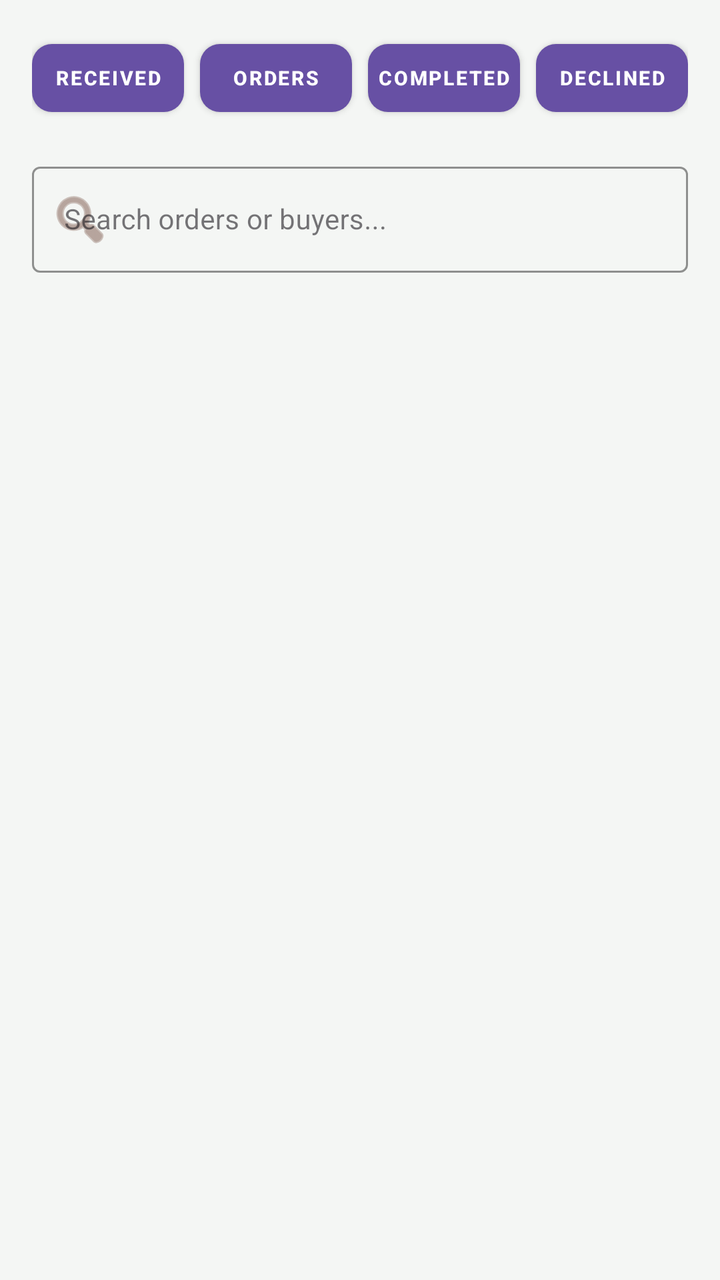
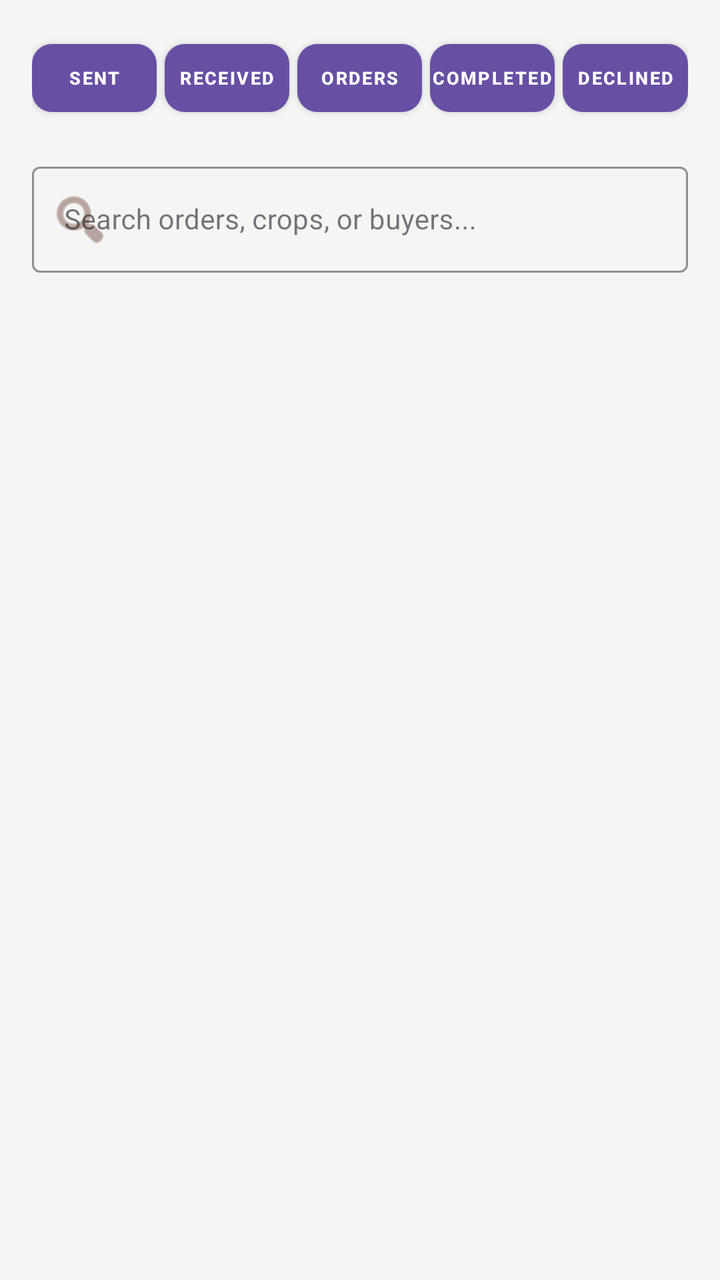

Before-and-after screenshots of an Android layout around one commit, followed by the original layout XML and the change that was made.
<!-- AndroidManifest.xml: application theme Theme.AGROFASTASOLUTIONS -->
<!-- res/layout/activity_show_order.xml -->
<?xml version="1.0" encoding="utf-8"?>
<RelativeLayout xmlns:android="http://schemas.android.com/apk/res/android"
    xmlns:app="http://schemas.android.com/apk/res-auto"
    xmlns:tools="http://schemas.android.com/tools"
    android:id="@+id/main"
    android:layout_width="match_parent"
    android:layout_height="match_parent"
    android:background="#F4F6F4"
    android:padding="16dp"
    tools:context=".Show_order">

    
    <LinearLayout
        android:id="@+id/tabHeaderLayout"
        android:layout_width="match_parent"
        android:layout_height="wrap_content"
        android:layout_alignParentTop="true"
        android:orientation="horizontal"
        android:weightSum="4">

        <com.google.android.material.button.MaterialButton
            android:id="@+id/btnReceivingOffers"
            style="@style/Widget.MaterialComponents.Button"
            android:layout_width="0dp"
            android:layout_height="46dp"
            android:layout_marginEnd="4dp"
            android:layout_weight="1"
            android:paddingHorizontal="0dp"
            android:text="Received"
            android:textColor="#FFFFFF"
            android:textSize="10sp"
            android:textStyle="bold"
            app:cornerRadius="10dp" />

        <com.google.android.material.button.MaterialButton
            android:id="@+id/btnPendingOrders"
            style="@style/Widget.MaterialComponents.Button"
            android:layout_width="0dp"
            android:layout_height="46dp"
            android:layout_marginStart="4dp"
            android:layout_marginEnd="4dp"
            android:layout_weight="1"
            android:paddingHorizontal="0dp"
            android:text="Orders"
            android:textColor="#FFFFFF"
            android:textSize="10sp"
            android:textStyle="bold"
            app:cornerRadius="10dp" />

        <com.google.android.material.button.MaterialButton
            android:id="@+id/btnCompletedOrders"
            style="@style/Widget.MaterialComponents.Button"
            android:layout_width="0dp"
            android:layout_height="46dp"
            android:layout_marginStart="4dp"
            android:layout_marginEnd="4dp"
            android:layout_weight="1"
            android:paddingHorizontal="0dp"
            android:text="Completed"
            android:textColor="#FFFFFF"
            android:textSize="10sp"
            android:textStyle="bold"
            app:cornerRadius="10dp" />

        <com.google.android.material.button.MaterialButton
            android:id="@+id/btnDeclinedOrders"
            style="@style/Widget.MaterialComponents.Button"
            android:layout_width="0dp"
            android:layout_height="46dp"
            android:layout_marginStart="4dp"
            android:layout_weight="1"
            android:paddingHorizontal="0dp"
            android:text="Declined"
            android:textColor="#FFFFFF"
            android:textSize="10sp"
            android:textStyle="bold"
            app:cornerRadius="10dp" />

    </LinearLayout>

    
    <com.google.android.material.textfield.TextInputLayout
        android:id="@+id/searchOrderInputLayout"
        style="@style/Widget.MaterialComponents.TextInputLayout.OutlinedBox"
        android:layout_width="match_parent"
        android:layout_height="wrap_content"
        android:layout_below="@id/tabHeaderLayout"
        android:layout_marginTop="16dp"
        android:hint="Search orders or buyers..."
        app:boxStrokeColor="#2E7D32"
        app:hintTextColor="#2E7D32"
        app:startIconDrawable="@android:drawable/ic_menu_search"
        app:startIconTint="#8D6E63">
        <com.google.android.material.textfield.TextInputEditText
            android:id="@+id/etSearchOrders"
            android:layout_width="match_parent"
            android:layout_height="wrap_content"
            android:inputType="text"
            android:textColor="#1B4D3E"
            android:textSize="14sp" />
    </com.google.android.material.textfield.TextInputLayout>

    
    <FrameLayout
        android:id="@+id/fragmentContainer"
        android:layout_width="match_parent"
        android:layout_height="match_parent"
        android:layout_below="@id/searchOrderInputLayout"
        android:layout_marginTop="16dp" />

</RelativeLayout>
<!-- resources referenced by this layout -->
<resources>
  <style name="Theme.AGROFASTASOLUTIONS" parent="Base.Theme.AGROFASTASOLUTIONS" />
  <style name="Base.Theme.AGROFASTASOLUTIONS" parent="Theme.Material3.DayNight.NoActionBar">
          
          
      </style>
</resources>

<!-- the commit's change to res/layout/activity_show_order.xml (unified diff, before → after) -->
@@ -16,19 +16,34 @@
         android:layout_height="wrap_content"
         android:layout_alignParentTop="true"
         android:orientation="horizontal"
-        android:weightSum="4">
+        android:weightSum="5">
+
+        <com.google.android.material.button.MaterialButton
+            android:id="@+id/btnSentOffers"
+            style="@style/Widget.MaterialComponents.Button"
+            android:layout_width="0dp"
+            android:layout_height="46dp"
+            android:layout_marginEnd="2dp"
+            android:layout_weight="1"
+            android:paddingHorizontal="0dp"
+            android:text="Sent"
+            android:textColor="#FFFFFF"
+            android:textSize="9sp"
+            android:textStyle="bold"
+            app:cornerRadius="10dp" />
 
         <com.google.android.material.button.MaterialButton
             android:id="@+id/btnReceivingOffers"
             style="@style/Widget.MaterialComponents.Button"
             android:layout_width="0dp"
             android:layout_height="46dp"
-            android:layout_marginEnd="4dp"
+            android:layout_marginStart="2dp"
+            android:layout_marginEnd="2dp"
             android:layout_weight="1"
             android:paddingHorizontal="0dp"
             android:text="Received"
             android:textColor="#FFFFFF"
-            android:textSize="10sp"
+            android:textSize="9sp"
             android:textStyle="bold"
             app:cornerRadius="10dp" />
 
@@ -37,13 +52,13 @@
             style="@style/Widget.MaterialComponents.Button"
             android:layout_width="0dp"
             android:layout_height="46dp"
-            android:layout_marginStart="4dp"
-            android:layout_marginEnd="4dp"
+            android:layout_marginStart="2dp"
+            android:layout_marginEnd="2dp"
             android:layout_weight="1"
             android:paddingHorizontal="0dp"
             android:text="Orders"
             android:textColor="#FFFFFF"
-            android:textSize="10sp"
+            android:textSize="9sp"
             android:textStyle="bold"
             app:cornerRadius="10dp" />
 
@@ -52,13 +67,13 @@
             style="@style/Widget.MaterialComponents.Button"
             android:layout_width="0dp"
             android:layout_height="46dp"
-            android:layout_marginStart="4dp"
-            android:layout_marginEnd="4dp"
+            android:layout_marginStart="2dp"
+            android:layout_marginEnd="2dp"
             android:layout_weight="1"
             android:paddingHorizontal="0dp"
             android:text="Completed"
             android:textColor="#FFFFFF"
-            android:textSize="10sp"
+            android:textSize="9sp"
             android:textStyle="bold"
             app:cornerRadius="10dp" />
 
@@ -67,12 +82,12 @@
             style="@style/Widget.MaterialComponents.Button"
             android:layout_width="0dp"
             android:layout_height="46dp"
-            android:layout_marginStart="4dp"
+            android:layout_marginStart="2dp"
             android:layout_weight="1"
             android:paddingHorizontal="0dp"
             android:text="Declined"
             android:textColor="#FFFFFF"
-            android:textSize="10sp"
+            android:textSize="9sp"
             android:textStyle="bold"
             app:cornerRadius="10dp" />
 
@@ -86,7 +101,7 @@
         android:layout_height="wrap_content"
         android:layout_below="@id/tabHeaderLayout"
         android:layout_marginTop="16dp"
-        android:hint="Search orders or buyers..."
+        android:hint="Search orders, crops, or buyers..."
         app:boxStrokeColor="#2E7D32"
         app:hintTextColor="#2E7D32"
         app:startIconDrawable="@android:drawable/ic_menu_search"
<!-- resource entries referenced after the edit -->
@@ -4,6 +4,11 @@
   <style name="Base.Theme.AGROFASTASOLUTIONS" parent="Theme.Material3.DayNight.NoActionBar">
           
           
+              
+          <item name="CardBackgroundColor">@color/agrofast_green</item>
+          <item name="CardStrokeColor">@color/agrofast_green</item>
+  
       </style>
+  <color name="agrofast_green">#1F6F43</color>
 </resources>
 
